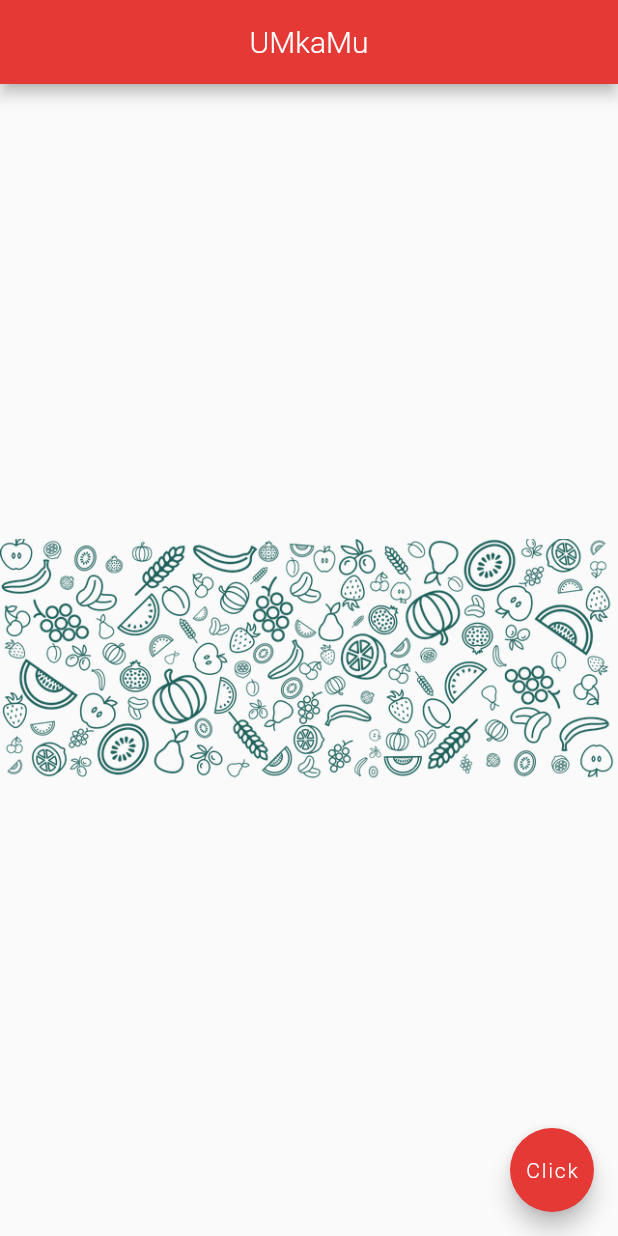
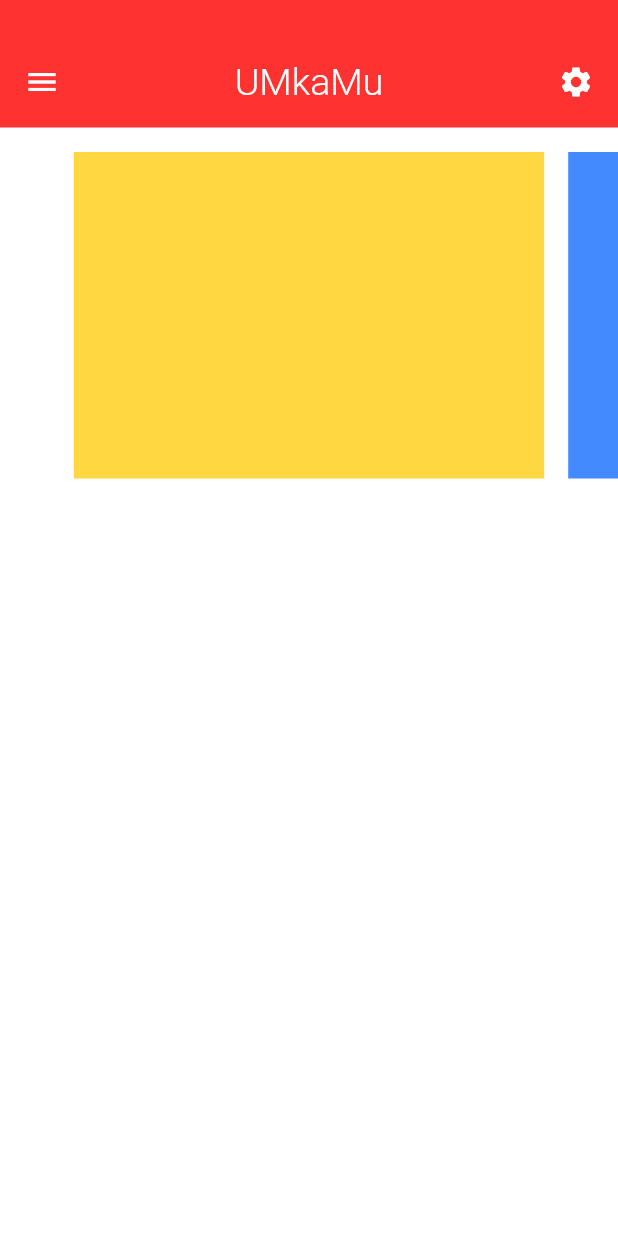
Before and after one commit to conclude91/umkamu-hybrid, a Flutter app: the screen it shows after launch, on a phone screen of 412 x 824 dp. Run offline on Flutter 3.47's test engine with Material 2 defaults, Android fonts, the phone set to English and light mode, and no system bars; Roboto replaces fonts that are missing (fonts/Roboto-Light.tff).

Commit message:
- add sidebar menu - add dashboard - add slider animation

```diff
--- /dev/null
+++ b/lib/main-backup.dart
@@ -0,0 +1,37 @@
+import 'package:flutter/cupertino.dart';
+import 'package:flutter/material.dart';
+
+void main() => runApp(
+      MaterialApp(
+        home: Home(),
+      ),
+    );
+
+class Home extends StatelessWidget {
+  @override
+  Widget build(BuildContext context) {
+    return Scaffold(
+      appBar: AppBar(
+        title: Text('UMkaMu'),
+        centerTitle: true,
+        backgroundColor: Colors.red[600],
+      ),
+      body: Center(
+        child: Image.asset('assets/background-doodle.png'),
+//        child: Text(
+//          'Home',
+//          style: TextStyle(
+//            fontSize: 20,
+//            letterSpacing: 2,
+//            color: Colors.blueGrey[600],
+//            fontFamily: 'Roboto',
+//          ),
+//        ),
+      ),
+      floatingActionButton: FloatingActionButton(
+        child: Text('Click'),
+        backgroundColor: Colors.red[600],
+      ),
+    );
+  }
+}
--- a/lib/main.dart
+++ b/lib/main.dart
@@ -1,37 +1,17 @@
-import 'package:flutter/cupertino.dart';
 import 'package:flutter/material.dart';
+import 'package:umkamu/sidebar_menu_dashboard_layout.dart';
 
-void main() => runApp(
-      MaterialApp(
-        home: Home(),
-      ),
-    );
+void main() => runApp(MyApp());
 
-class Home extends StatelessWidget {
+class MyApp extends StatelessWidget {
   @override
   Widget build(BuildContext context) {
-    return Scaffold(
-      appBar: AppBar(
-        title: Text('UMkaMu'),
-        centerTitle: true,
-        backgroundColor: Colors.red[600],
+    return MaterialApp(
+      title: 'UMkaMu',
+      theme: ThemeData(
+        primarySwatch: Colors.red,
       ),
-      body: Center(
-        child: Image.asset('assets/background-doodle.png'),
-//        child: Text(
-//          'Home',
-//          style: TextStyle(
-//            fontSize: 20,
-//            letterSpacing: 2,
-//            color: Colors.blueGrey[600],
-//            fontFamily: 'Roboto',
-//          ),
-//        ),
-      ),
-      floatingActionButton: FloatingActionButton(
-        child: Text('Click'),
-        backgroundColor: Colors.red[600],
-      ),
+      home: SidebarMenuDashboardPage(),
     );
   }
 }
--- a/lib/main_backup.dart
+++ /dev/null
@@ -1,117 +0,0 @@
-import 'package:flutter/material.dart';
-
-void main() {
-  runApp(MyApp());
-}
-
-class MyApp extends StatelessWidget {
-  // This widget is the root of your application.
-  @override
-  Widget build(BuildContext context) {
-    return MaterialApp(
-      title: 'Flutter Demo',
-      theme: ThemeData(
-        // This is the theme of your application.
-        //
-        // Try running your application with "flutter run". You'll see the
-        // application has a blue toolbar. Then, without quitting the app, try
-        // changing the primarySwatch below to Colors.green and then invoke
-        // "hot reload" (press "r" in the console where you ran "flutter run",
-        // or simply save your changes to "hot reload" in a Flutter IDE).
-        // Notice that the counter didn't reset back to zero; the application
-        // is not restarted.
-        primarySwatch: Colors.blue,
-        // This makes the visual density adapt to the platform that you run
-        // the app on. For desktop platforms, the controls will be smaller and
-        // closer together (more dense) than on mobile platforms.
-        visualDensity: VisualDensity.adaptivePlatformDensity,
-      ),
-      home: MyHomePage(title: 'Flutter Demo Home Page'),
-    );
-  }
-}
-
-class MyHomePage extends StatefulWidget {
-  MyHomePage({Key key, this.title}) : super(key: key);
-
-  // This widget is the home page of your application. It is stateful, meaning
-  // that it has a State object (defined below) that contains fields that affect
-  // how it looks.
-
-  // This class is the configuration for the state. It holds the values (in this
-  // case the title) provided by the parent (in this case the App widget) and
-  // used by the build method of the State. Fields in a Widget subclass are
-  // always marked "final".
-
-  final String title;
-
-  @override
-  _MyHomePageState createState() => _MyHomePageState();
-}
-
-class _MyHomePageState extends State<MyHomePage> {
-  int _counter = 0;
-
-  void _incrementCounter() {
-    setState(() {
-      // This call to setState tells the Flutter framework that something has
-      // changed in this State, which causes it to rerun the build method below
-      // so that the display can reflect the updated values. If we changed
-      // _counter without calling setState(), then the build method would not be
-      // called again, and so nothing would appear to happen.
-      _counter++;
-    });
-  }
-
-  @override
-  Widget build(BuildContext context) {
-    // This method is rerun every time setState is called, for instance as done
-    // by the _incrementCounter method above.
-    //
-    // The Flutter framework has been optimized to make rerunning build methods
-    // fast, so that you can just rebuild anything that needs updating rather
-    // than having to individually change instances of widgets.
-    return Scaffold(
-      appBar: AppBar(
-        // Here we take the value from the MyHomePage object that was created by
-        // the App.build method, and use it to set our appbar title.
-        title: Text(widget.title),
-      ),
-      body: Center(
-        // Center is a layout widget. It takes a single child and positions it
-        // in the middle of the parent.
-        child: Column(
-          // Column is also a layout widget. It takes a list of children and
-          // arranges them vertically. By default, it sizes itself to fit its
-          // children horizontally, and tries to be as tall as its parent.
-          //
-          // Invoke "debug painting" (press "p" in the console, choose the
-          // "Toggle Debug Paint" action from the Flutter Inspector in Android
-          // Studio, or the "Toggle Debug Paint" command in Visual Studio Code)
-          // to see the wireframe for each widget.
-          //
-          // Column has various properties to control how it sizes itself and
-          // how it positions its children. Here we use mainAxisAlignment to
-          // center the children vertically; the main axis here is the vertical
-          // axis because Columns are vertical (the cross axis would be
-          // horizontal).
-          mainAxisAlignment: MainAxisAlignment.center,
-          children: <Widget>[
-            Text(
-              'You have pushed the button this many times:',
-            ),
-            Text(
-              '$_counter',
-              style: Theme.of(context).textTheme.headline4,
-            ),
-          ],
-        ),
-      ),
-      floatingActionButton: FloatingActionButton(
-        onPressed: _incrementCounter,
-        tooltip: 'Increment',
-        child: Icon(Icons.add),
-      ), // This trailing comma makes auto-formatting nicer for build methods.
-    );
-  }
-}
--- /dev/null
+++ b/lib/sidebar_menu_dashboard_layout.dart
@@ -0,0 +1,201 @@
+import 'package:flutter/cupertino.dart';
+import 'package:flutter/material.dart';
+
+final String appName = "UMkaMu";
+final Color backgroundColor = Color(0xFFFFFFFF);
+final Color primaryContentColor = Color(0xFF4C4C4C);
+final Color secondaryContentColor = Color(0xFFFFFFFF);
+final Color primaryColor = Color(0xFFFF3232);
+final String primaryFont = 'fonts/Roboto-Light.tff';
+final double mediumSize = 20;
+final double largeSize = 25;
+
+class SidebarMenuDashboardPage extends StatefulWidget {
+  @override
+  _SidebarMenuDashboardPageState createState() =>
+      _SidebarMenuDashboardPageState();
+}
+
+class _SidebarMenuDashboardPageState extends State<SidebarMenuDashboardPage>
+    with SingleTickerProviderStateMixin {
+  bool isCollapsed = true;
+  double screenWidth, screenHeight;
+  final Duration duration = const Duration(milliseconds: 300);
+  AnimationController _animationController;
+  Animation<double> _dashboardScaleAnimation;
+  Animation<double> _sidebarMenuScaleAnimation;
+  Animation<Offset> _slideAnimation;
+
+  @override
+  void initState() {
+    super.initState();
+    _animationController = AnimationController(vsync: this, duration: duration);
+    _dashboardScaleAnimation =
+        Tween<double>(begin: 1, end: 0.6).animate(_animationController);
+    _sidebarMenuScaleAnimation =
+        Tween<double>(begin: 0, end: 1).animate(_animationController);
+    _slideAnimation = Tween<Offset>(begin: Offset(-1, 0), end: Offset(0, 0))
+        .animate(_animationController);
+  }
+
+  @override
+  void dispose() {
+    super.dispose();
+    _animationController.dispose();
+  }
+
+  @override
+  Widget build(BuildContext context) {
+    Size size = MediaQuery.of(context).size;
+    screenWidth = size.width;
+    screenHeight = size.height;
+
+    return Scaffold(
+      backgroundColor: backgroundColor,
+      body: Stack(
+        children: <Widget>[
+          menu(context),
+          dashboard(context),
+        ],
+      ),
+    );
+  }
+
+  Widget menu(context) {
+    return SlideTransition(
+      position: _slideAnimation,
+      child: ScaleTransition(
+        scale: _sidebarMenuScaleAnimation,
+        child: Padding(
+          padding: const EdgeInsets.only(left: 16),
+          child: Align(
+            alignment: Alignment.centerLeft,
+            child: Column(
+              mainAxisSize: MainAxisSize.min,
+              mainAxisAlignment: MainAxisAlignment.spaceAround,
+              crossAxisAlignment: CrossAxisAlignment.start,
+              children: <Widget>[
+                Text(
+                  'Dashboard',
+                  style: TextStyle(
+                      color: primaryContentColor,
+                      fontSize: mediumSize,
+                      fontFamily: primaryFont),
+                ),
+                SizedBox(height: 10),
+                Text(
+                  'Messages',
+                  style: TextStyle(
+                      color: primaryContentColor,
+                      fontSize: mediumSize,
+                      fontFamily: primaryFont),
+                ),
+                SizedBox(height: 10),
+                Text(
+                  'Utilities',
+                  style: TextStyle(
+                      color: primaryContentColor,
+                      fontSize: mediumSize,
+                      fontFamily: primaryFont),
+                ),
+                SizedBox(height: 10),
+                Text(
+                  'Funds',
+                  style: TextStyle(
+                      color: primaryContentColor,
+                      fontSize: mediumSize,
+                      fontFamily: primaryFont),
+                ),
+                SizedBox(height: 10),
+                Text(
+                  'Branches',
+                  style: TextStyle(
+                      color: primaryContentColor,
+                      fontSize: mediumSize,
+                      fontFamily: primaryFont),
+                ),
+              ],
+            ),
+          ),
+        ),
+      ),
+    );
+  }
+
+  Widget dashboard(context) {
+    return AnimatedPositioned(
+      duration: duration,
+      top: 0,
+      bottom: 0,
+      left: isCollapsed ? 0 : 0.6 * screenWidth,
+      right: isCollapsed ? 0 : -0.4 * screenWidth,
+      child: ScaleTransition(
+        scale: _dashboardScaleAnimation,
+        child: Material(
+          elevation: 8,
+          color: backgroundColor,
+          child: Column(
+            children: <Widget>[
+              Container(
+                color: primaryColor,
+                padding: const EdgeInsets.only(
+                    left: 16, right: 16, top: 40, bottom: 16),
+                child: Row(
+                  mainAxisAlignment: MainAxisAlignment.spaceBetween,
+                  mainAxisSize: MainAxisSize.max,
+                  children: <Widget>[
+                    InkWell(
+                      child: Icon(Icons.menu, color: secondaryContentColor),
+                      onTap: () {
+                        setState(() {
+                          if (isCollapsed) {
+                            _animationController.forward();
+                          } else {
+                            _animationController.reverse();
+                          }
+                          isCollapsed = !isCollapsed;
+                        });
+                      },
+                    ),
+                    Text(appName,
+                        style: TextStyle(
+                            color: secondaryContentColor,
+                            fontSize: largeSize,
+                            fontFamily: primaryFont)),
+                    Icon(Icons.settings, color: secondaryContentColor),
+                  ],
+                ),
+              ),
+              Container(
+                padding: const EdgeInsets.only(top: 16, bottom: 16),
+                height: 250,
+                child: PageView(
+                  controller: PageController(viewportFraction: 0.8),
+                  scrollDirection: Axis.horizontal,
+                  pageSnapping: true,
+                  children: <Widget>[
+                    Container(
+                      margin: EdgeInsets.symmetric(horizontal: 8),
+                      color: Colors.amberAccent,
+                      width: 100,
+                    ),
+                    Container(
+                      margin: EdgeInsets.symmetric(horizontal: 8),
+                      color: Colors.blueAccent,
+                      width: 100,
+                    ),
+                    Container(
+                      margin: EdgeInsets.symmetric(horizontal: 8),
+                      color: Colors.greenAccent,
+                      width: 100,
+                    ),
+                  ],
+                ),
+              ),
+            ],
+          ),
+        ),
+      ),
+    );
+  }
+}
```
